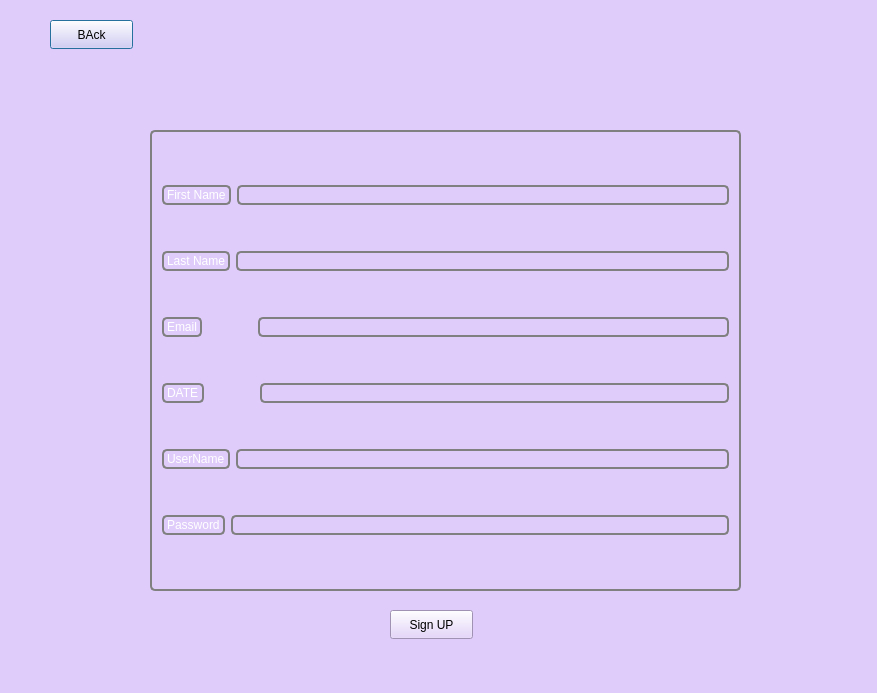
Qt form signup.ui (bikraj2/mitra-2) before a commit.
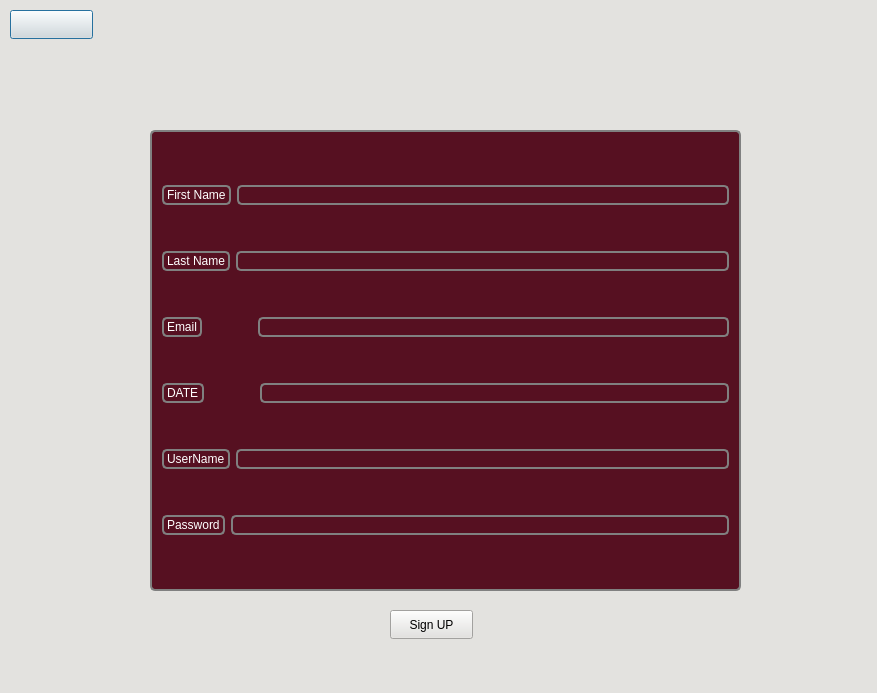
The same form after that commit. Icons and pictures are not drawn.

Diff of the .ui file:
```diff
--- a/signup.ui
+++ b/signup.ui
@@ -14,7 +14,8 @@
    <string>Dialog</string>
   </property>
   <property name="styleSheet">
-   <string notr="true">background-color: rgb(223, 204, 250)</string>
+   <string notr="true">
+background-color:rgb(227, 226, 223);</string>
   </property>
   <widget class="QGroupBox" name="groupBox">
    <property name="geometry">
@@ -28,7 +29,9 @@
    <property name="styleSheet">
     <string notr="true">border:2px solid gray;border-radius:5px;margin-top: 1ex;
 font: 14pt &quot;Britannic Bold&quot;;
-color:rgb(255, 255, 255)</string>
+background-color:rgb(86, 16, 33);
+color:rgb(255, 255, 255)
+</string>
    </property>
    <layout class="QVBoxLayout" name="verticalLayout">
     <item>
@@ -152,14 +155,17 @@
   <widget class="QPushButton" name="pushButton_2">
    <property name="geometry">
     <rect>
-     <x>50</x>
-     <y>20</y>
+     <x>10</x>
+     <y>10</y>
      <width>83</width>
      <height>29</height>
     </rect>
    </property>
+   <property name="styleSheet">
+    <string notr="true">image:url(:/icon/icon/arrow-left-solid.png)</string>
+   </property>
    <property name="text">
-    <string>BAck</string>
+    <string/>
    </property>
   </widget>
   <widget class="QPushButton" name="pushButton">
```
